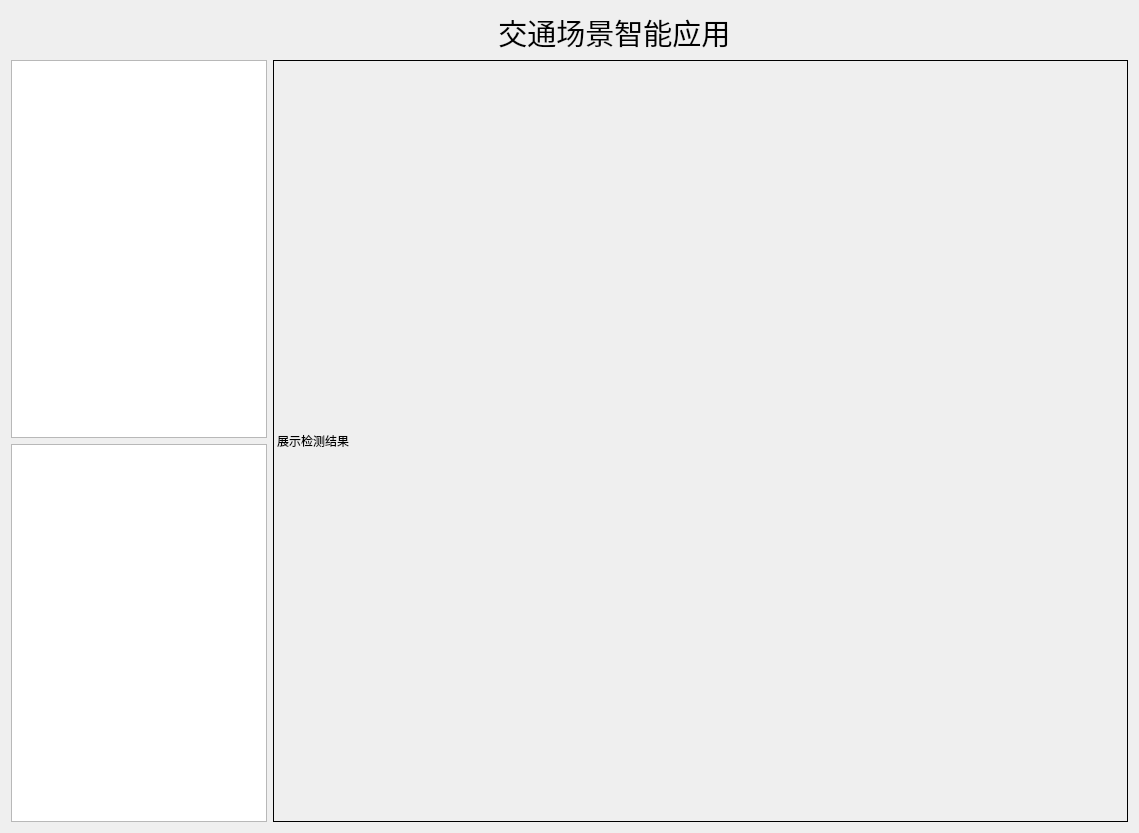
JoyceLiang-sudo/softcup2020, file GUI.ui: the form before one commit.
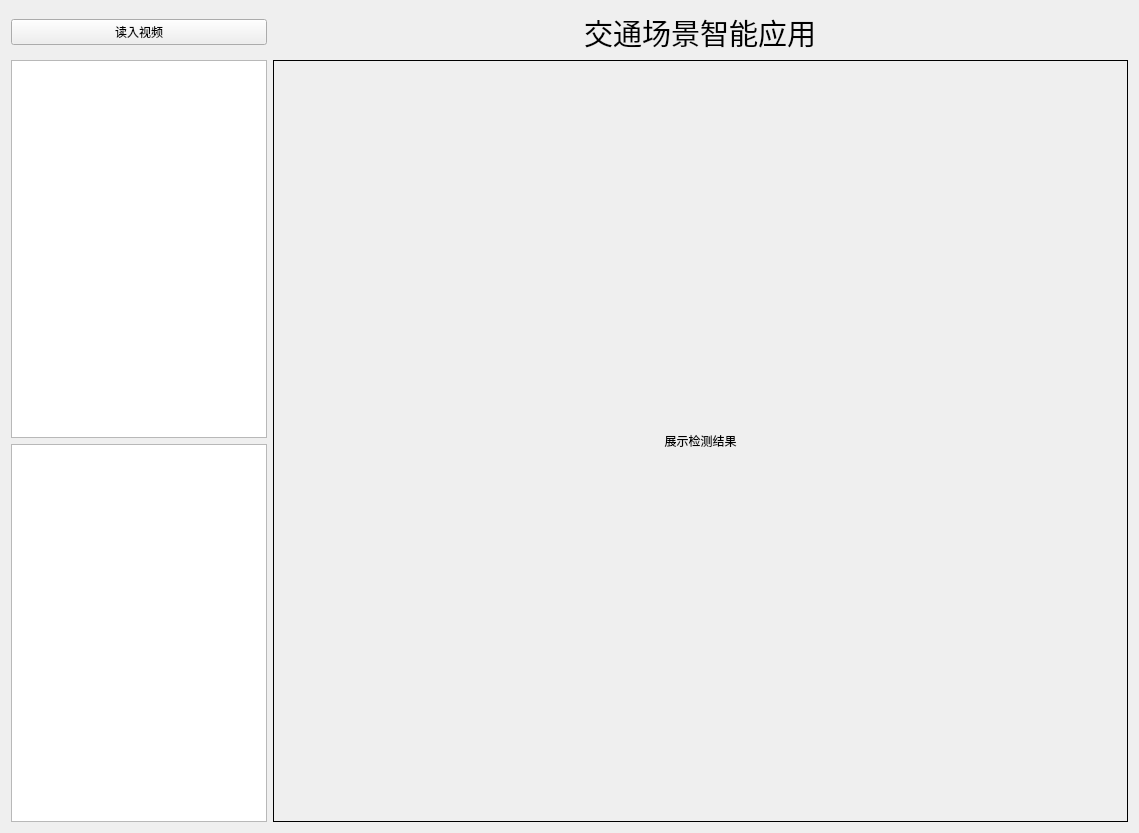
The form after the commit.

Commit message: 增加输入视频按钮

Patch:
```diff
--- a/GUI.ui
+++ b/GUI.ui
@@ -26,7 +26,20 @@
    <string>Form</string>
   </property>
   <layout class="QGridLayout" name="gridLayout">
-   <item row="2" column="1" rowspan="4">
+   <item row="1" column="0">
+    <widget class="QPushButton" name="read_video">
+     <property name="minimumSize">
+      <size>
+       <width>8</width>
+       <height>9</height>
+      </size>
+     </property>
+     <property name="text">
+      <string>读入视频</string>
+     </property>
+    </widget>
+   </item>
+   <item row="3" column="2" rowspan="4">
     <widget class="QLabel" name="show_video">
      <property name="sizePolicy">
       <sizepolicy hsizetype="Expanding" vsizetype="Expanding">
@@ -52,9 +65,25 @@
      <property name="text">
       <string>展示检测结果</string>
      </property>
+     <property name="alignment">
+      <set>Qt::AlignCenter</set>
+     </property>
     </widget>
    </item>
-   <item row="0" column="1">
+   <item row="3" column="0" rowspan="2">
+    <widget class="QTextBrowser" name="show_message">
+     <property name="sizePolicy">
+      <sizepolicy hsizetype="Fixed" vsizetype="Minimum">
+       <horstretch>1</horstretch>
+       <verstretch>0</verstretch>
+      </sizepolicy>
+     </property>
+     <property name="lineWrapMode">
+      <enum>QTextEdit::WidgetWidth</enum>
+     </property>
+    </widget>
+   </item>
+   <item row="1" column="2" alignment="Qt::AlignHCenter|Qt::AlignVCenter">
     <widget class="QLabel" name="label">
      <property name="sizePolicy">
       <sizepolicy hsizetype="Fixed" vsizetype="Fixed">
@@ -75,27 +104,17 @@
       </font>
      </property>
      <property name="text">
-      <string>                            交通场景智能应用</string>
+      <string>交通场景智能应用</string>
      </property>
      <property name="textFormat">
       <enum>Qt::AutoText</enum>
      </property>
-    </widget>
-   </item>
-   <item row="2" column="0" rowspan="2">
-    <widget class="QTextBrowser" name="show_message">
-     <property name="sizePolicy">
-      <sizepolicy hsizetype="Fixed" vsizetype="Minimum">
-       <horstretch>1</horstretch>
-       <verstretch>0</verstretch>
-      </sizepolicy>
+     <property name="alignment">
+      <set>Qt::AlignCenter</set>
      </property>
-     <property name="lineWrapMode">
-      <enum>QTextEdit::WidgetWidth</enum>
-     </property>
     </widget>
    </item>
-   <item row="4" column="0" rowspan="2">
+   <item row="5" column="0" rowspan="2">
     <widget class="QTextBrowser" name="show_message2">
      <property name="sizePolicy">
       <sizepolicy hsizetype="Fixed" vsizetype="Minimum">
```
The commit also changes 2 other files.
